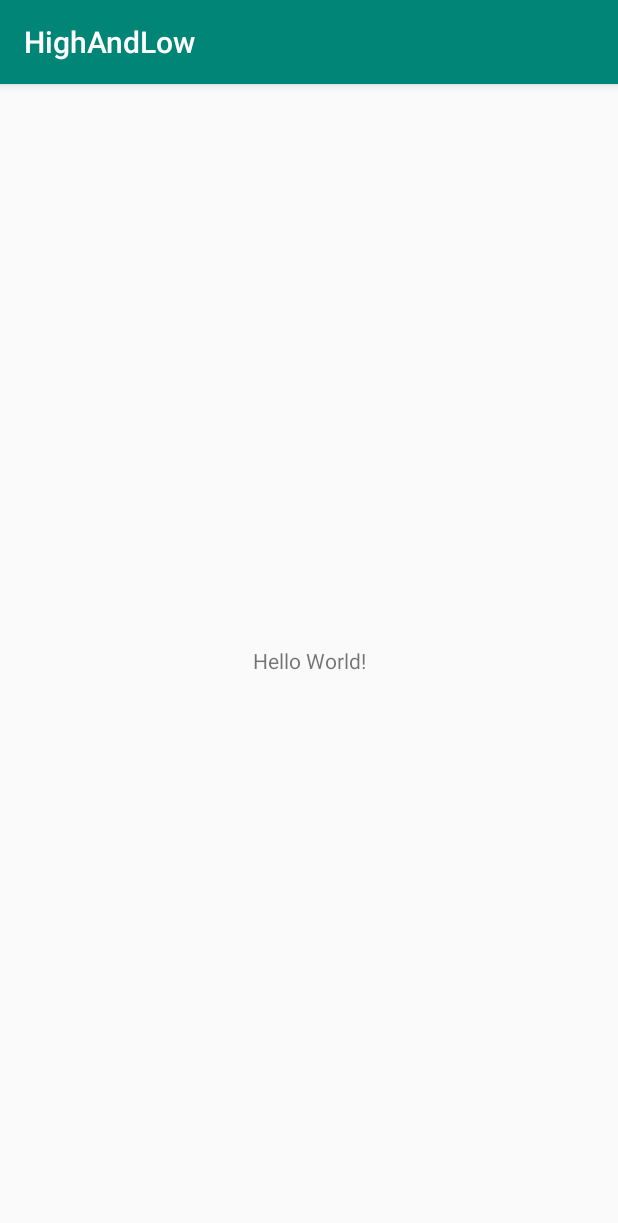
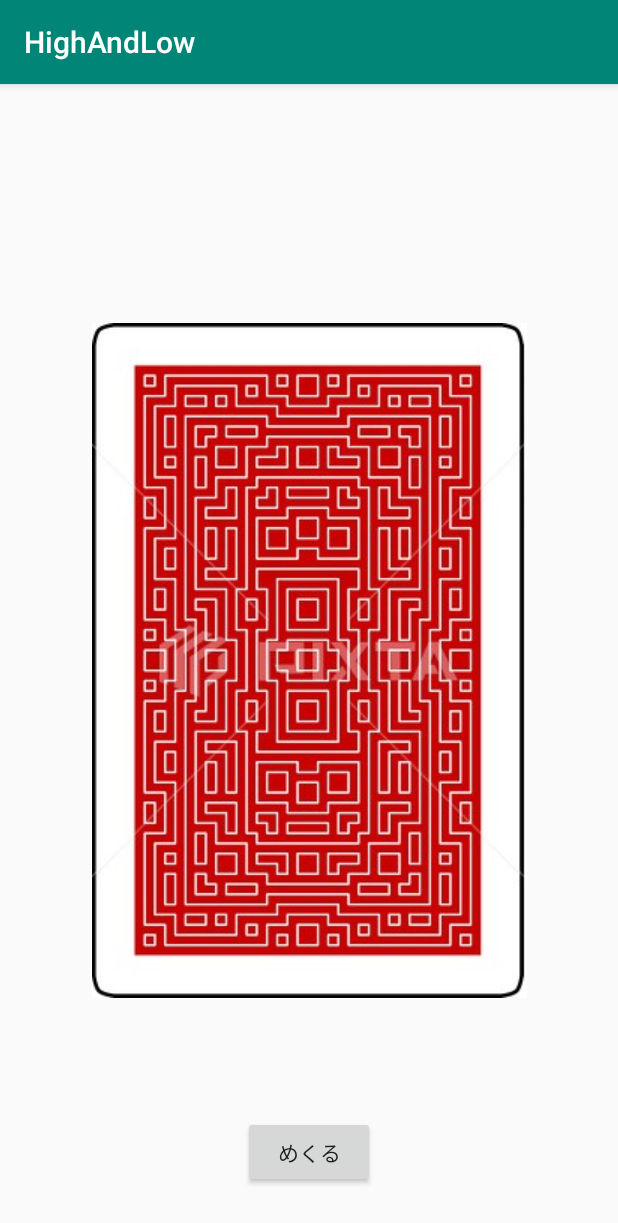
Before and after one commit to ryoikijisshu/HighAndLow, an Android app: the screen it shows after launch (MainActivity), on a phone screen of 412 x 824 dp. Shown: the top 1223 px of the screen. Run offline under Robolectric (Android 15) with nearby library versions, the phone set to English and light mode, and no system bars.

Commit message:
ハイ＆ロー　アプリの課題の1が完成しました

```diff
--- a/app/build.gradle
+++ b/app/build.gradle
@@ -24,7 +24,7 @@ android {
 
 dependencies {
     implementation fileTree(dir: 'libs', include: ['*.jar'])
-    implementation"org.jetbrains.kotlin:kotlin-stdlib-jdk7:$kotlin_version"
+    implementation "org.jetbrains.kotlin:kotlin-stdlib-jdk7:$kotlin_version"
     implementation 'com.android.support:appcompat-v7:28.0.0'
     implementation 'com.android.support.constraint:constraint-layout:1.1.3'
     testImplementation 'junit:junit:4.12'
--- a/app/src/main/AndroidManifest.xml
+++ b/app/src/main/AndroidManifest.xml
@@ -9,6 +9,8 @@
             android:roundIcon="@mipmap/ic_launcher_round"
             android:supportsRtl="true"
             android:theme="@style/AppTheme">
+        <activity android:name=".ResultActivity">
+        </activity>
         <activity android:name=".MainActivity">
             <intent-filter>
                 <action android:name="android.intent.action.MAIN"/>
--- a/app/src/main/java/kgu/klab/highandlow/MainActivity.kt
+++ b/app/src/main/java/kgu/klab/highandlow/MainActivity.kt
@@ -1,12 +1,20 @@
 package kgu.klab.highandlow
 
+import android.content.Intent
 import android.support.v7.app.AppCompatActivity
 import android.os.Bundle
+import kotlinx.android.synthetic.main.activity_main.*
 
 class MainActivity : AppCompatActivity() {
 
     override fun onCreate(savedInstanceState: Bundle?) {
         super.onCreate(savedInstanceState)
         setContentView(R.layout.activity_main)
+
+        reverse_button.setOnClickListener {
+            val  intent1 =  Intent(this, ResultActivity::class.java)
+            startActivity(intent1)
+        }
+
     }
 }
--- a/app/src/main/res/layout/activity_main.xml
+++ b/app/src/main/res/layout/activity_main.xml
@@ -15,5 +15,23 @@
             app:layout_constraintLeft_toLeftOf="parent"
             app:layout_constraintRight_toRightOf="parent"
             app:layout_constraintTop_toTopOf="parent"/>
+    <ImageView
+            android:layout_width="wrap_content"
+            android:layout_height="wrap_content" app:srcCompat="@drawable/reverse" app:layout_constraintTop_toTopOf="parent"
+            app:layout_constraintStart_toStartOf="parent" app:layout_constraintBottom_toBottomOf="parent"
+            app:layout_constraintEnd_toEndOf="parent" android:id="@+id/imageView"/>
+    <ImageView
+            android:layout_width="wrap_content"
+            android:layout_height="wrap_content" app:srcCompat="@drawable/reverse"
+            app:layout_constraintTop_toTopOf="parent" app:layout_constraintStart_toStartOf="parent"
+            app:layout_constraintBottom_toBottomOf="parent" app:layout_constraintEnd_toEndOf="parent"
+            android:id="@+id/imageView2"/>
+    <Button
+            android:text="めくる"
+            android:layout_width="wrap_content"
+            android:layout_height="wrap_content"
+            app:layout_constraintStart_toStartOf="parent" app:layout_constraintEnd_toEndOf="parent"
+            android:id="@+id/reverse_button" app:layout_constraintBottom_toBottomOf="parent"
+            android:layout_marginBottom="32dp"/>
 
 </android.support.constraint.ConstraintLayout>
```
Also changed, not shown: app/src/main/java/kgu/klab/highandlow/ResultActivity.kt (added, +47 -0 lines), app/src/main/res/layout/activity_result.xml (added, +24 -0 lines), app/src/main/res/drawable/eight.jpg (added), app/src/main/res/drawable/eleven.jpg (added), app/src/main/res/drawable/five.jpg (added), app/src/main/res/drawable/four.jpg (added), app/src/main/res/drawable/nine.jpg (added), app/src/main/res/drawable/one.jpg (added), app/src/main/res/drawable/reverse.jpg (added), app/src/main/res/drawable/seven.jpg (added), app/src/main/res/drawable/six.jpg (added), app/src/main/res/drawable/ten.jpg (added), app/src/main/res/drawable/thirteen.jpg (added), app/src/main/res/drawable/three.jpg (added), 2 more files.
